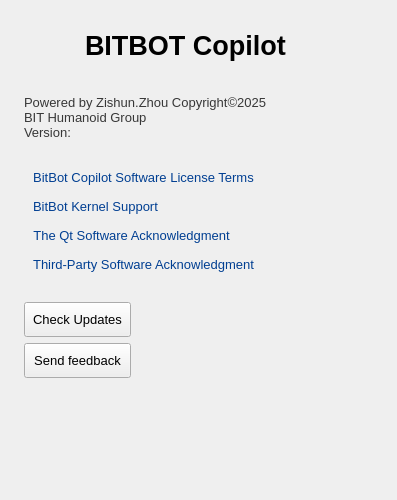
Before: the Qt Designer form UI/AboutPage.ui in ZzzzzzS/BitbotCopilot, drawn with Qt 5.
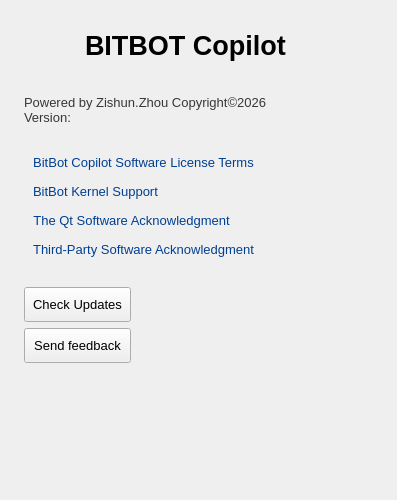
After: the same form once the commit is applied. Icons and pictures are not drawn. Custom widgets are drawn as their Qt base class.

The edit to the form file:
```diff
--- a/UI/AboutPage.ui
+++ b/UI/AboutPage.ui
@@ -194,8 +194,7 @@
             </font>
            </property>
            <property name="text">
-            <string>Powered by Zishun.Zhou Copyright©2025
-BIT Humanoid Group
+            <string>Powered by Zishun.Zhou Copyright©2026
 Version: </string>
            </property>
           </widget>
```
